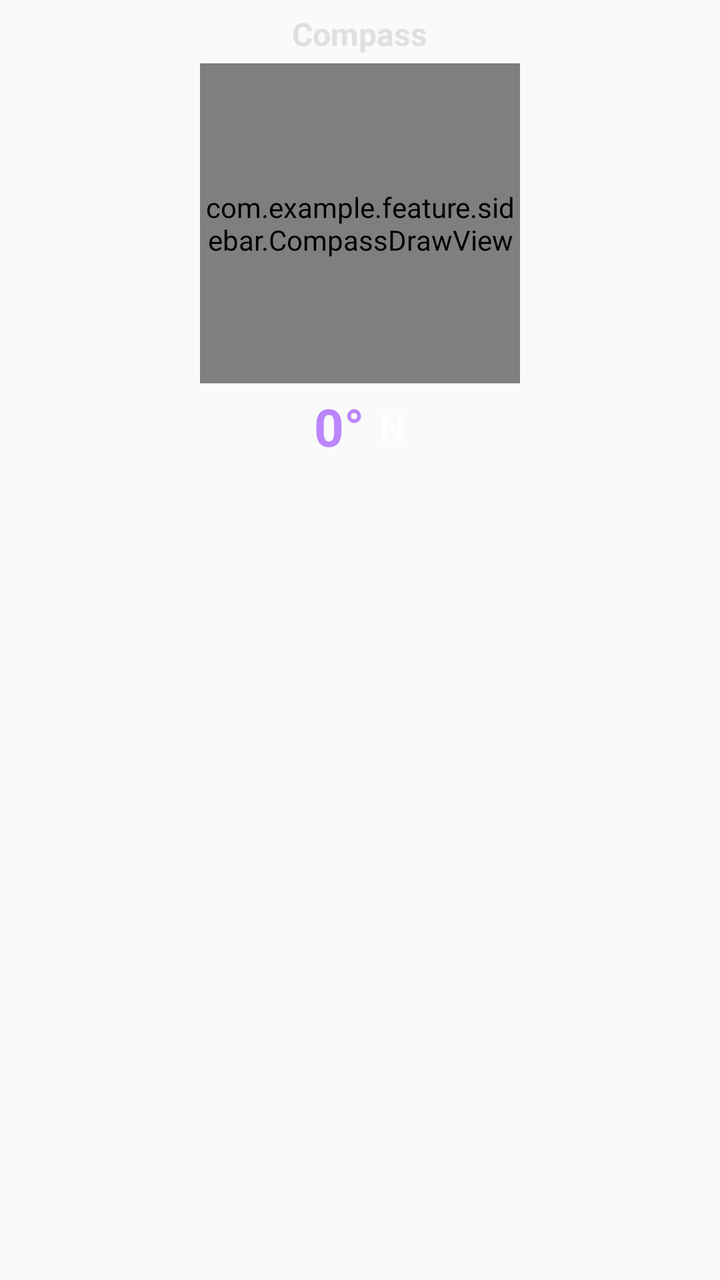
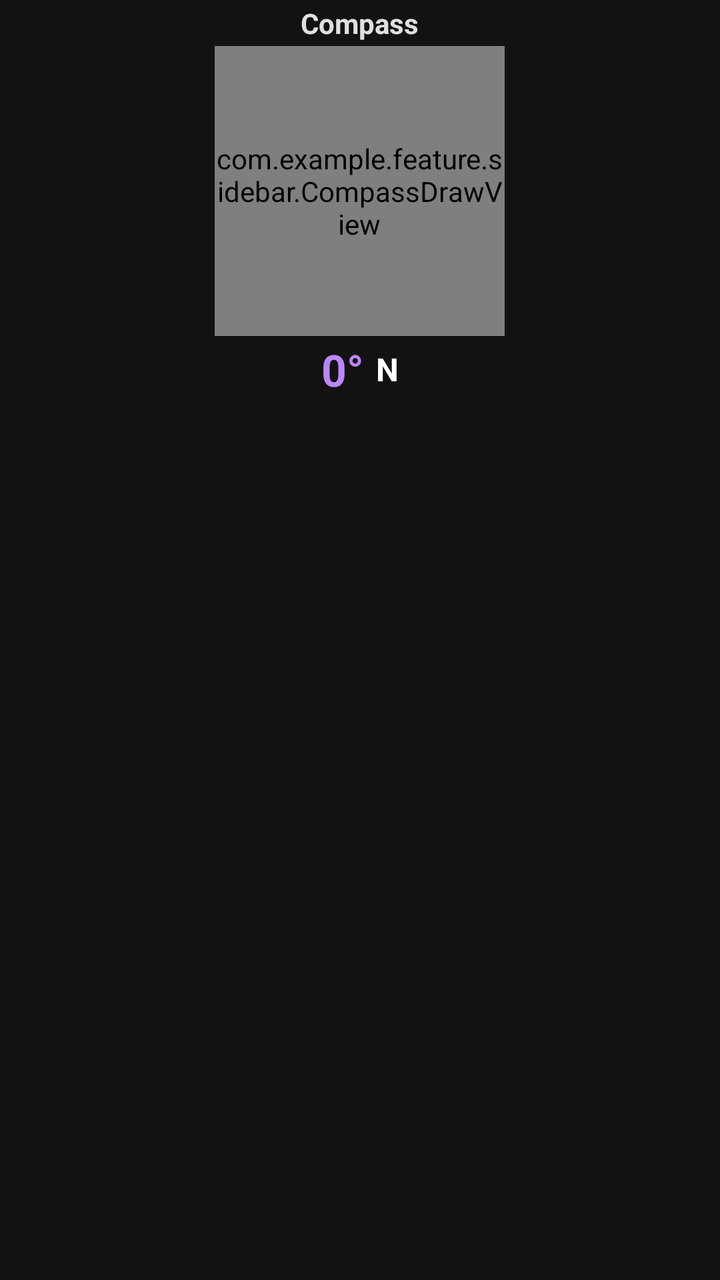

An Android layout rendered at two revisions. The XML below is the earlier revision; the diff shows what the commit changed to produce the second picture.
<!-- AndroidManifest.xml: application theme Theme.LiteReader -->
<!-- res/layout/page_compass.xml -->
<?xml version="1.0" encoding="utf-8"?>
<LinearLayout xmlns:android="http://schemas.android.com/apk/res/android"
    android:layout_width="match_parent"
    android:layout_height="wrap_content"
    android:gravity="center_horizontal"
    android:orientation="vertical"
    android:padding="6dp">

    <TextView
        android:layout_width="wrap_content"
        android:layout_height="wrap_content"
        android:text="Compass"
        android:textColor="#E0E0E0"
        android:textSize="16sp"
        android:textStyle="bold"
        android:layout_marginBottom="2dp" />

    <com.example.feature.sidebar.CompassDrawView
        android:id="@+id/compass_view"
        android:layout_width="160dp"
        android:layout_height="160dp"
        android:layout_marginTop="2dp"
        android:layout_marginBottom="2dp" />

    <LinearLayout
        android:layout_width="wrap_content"
        android:layout_height="wrap_content"
        android:orientation="horizontal"
        android:gravity="center_vertical"
        android:layout_marginTop="2dp"
        android:layout_marginBottom="2dp">

        <TextView
            android:id="@+id/tv_azimuth"
            android:layout_width="wrap_content"
            android:layout_height="wrap_content"
            android:text="0°"
            android:textColor="#BB86FC"
            android:textSize="26sp"
            android:textStyle="bold" />

        <TextView
            android:id="@+id/tv_direction"
            android:layout_width="wrap_content"
            android:layout_height="wrap_content"
            android:layout_marginStart="8dp"
            android:text="N"
            android:textColor="#FFFFFF"
            android:textSize="18sp"
            android:textStyle="bold" />
    </LinearLayout>

</LinearLayout>
<!-- resources referenced by this layout -->
<resources>
  <style name="Theme.LiteReader" parent="android:Theme.Material.Light.NoActionBar" />
</resources>

<!-- the commit's change to res/layout/page_compass.xml (unified diff, before → after) -->
@@ -4,31 +4,34 @@
     android:layout_height="wrap_content"
     android:gravity="center_horizontal"
     android:orientation="vertical"
-    android:padding="6dp">
+    android:paddingStart="4dp"
+    android:paddingEnd="4dp"
+    android:paddingTop="2dp"
+    android:paddingBottom="2dp">
 
     <TextView
         android:layout_width="wrap_content"
         android:layout_height="wrap_content"
         android:text="Compass"
         android:textColor="#E0E0E0"
-        android:textSize="16sp"
+        android:textSize="14sp"
         android:textStyle="bold"
-        android:layout_marginBottom="2dp" />
+        android:layout_marginBottom="1dp" />
 
     <com.example.feature.sidebar.CompassDrawView
         android:id="@+id/compass_view"
-        android:layout_width="160dp"
-        android:layout_height="160dp"
-        android:layout_marginTop="2dp"
-        android:layout_marginBottom="2dp" />
+        android:layout_width="145dp"
+        android:layout_height="145dp"
+        android:layout_marginTop="1dp"
+        android:layout_marginBottom="1dp" />
 
     <LinearLayout
         android:layout_width="wrap_content"
         android:layout_height="wrap_content"
         android:orientation="horizontal"
         android:gravity="center_vertical"
-        android:layout_marginTop="2dp"
-        android:layout_marginBottom="2dp">
+        android:layout_marginTop="1dp"
+        android:layout_marginBottom="1dp">
 
         <TextView
             android:id="@+id/tv_azimuth"
@@ -36,17 +39,17 @@
             android:layout_height="wrap_content"
             android:text="0°"
             android:textColor="#BB86FC"
-            android:textSize="26sp"
+            android:textSize="22sp"
             android:textStyle="bold" />
 
         <TextView
             android:id="@+id/tv_direction"
             android:layout_width="wrap_content"
             android:layout_height="wrap_content"
-            android:layout_marginStart="8dp"
+            android:layout_marginStart="6dp"
             android:text="N"
             android:textColor="#FFFFFF"
-            android:textSize="18sp"
+            android:textSize="16sp"
             android:textStyle="bold" />
     </LinearLayout>
 
<!-- resource entries referenced after the edit -->
@@ -1,5 +1,11 @@
 <!-- resources referenced by this layout -->
 <resources>
-  <style name="Theme.LiteReader" parent="android:Theme.Material.Light.NoActionBar" />
+  <style name="Theme.LiteReader" parent="android:Theme.Material.NoActionBar">
+          <item name="android:windowBackground">#121212</item>
+          <item name="android:statusBarColor">@android:color/transparent</item>
+          <item name="android:navigationBarColor">@android:color/transparent</item>
+          <item name="android:windowLightStatusBar">false</item>
+          <item name="android:windowLightNavigationBar">false</item>
+      </style>
 </resources>
 
